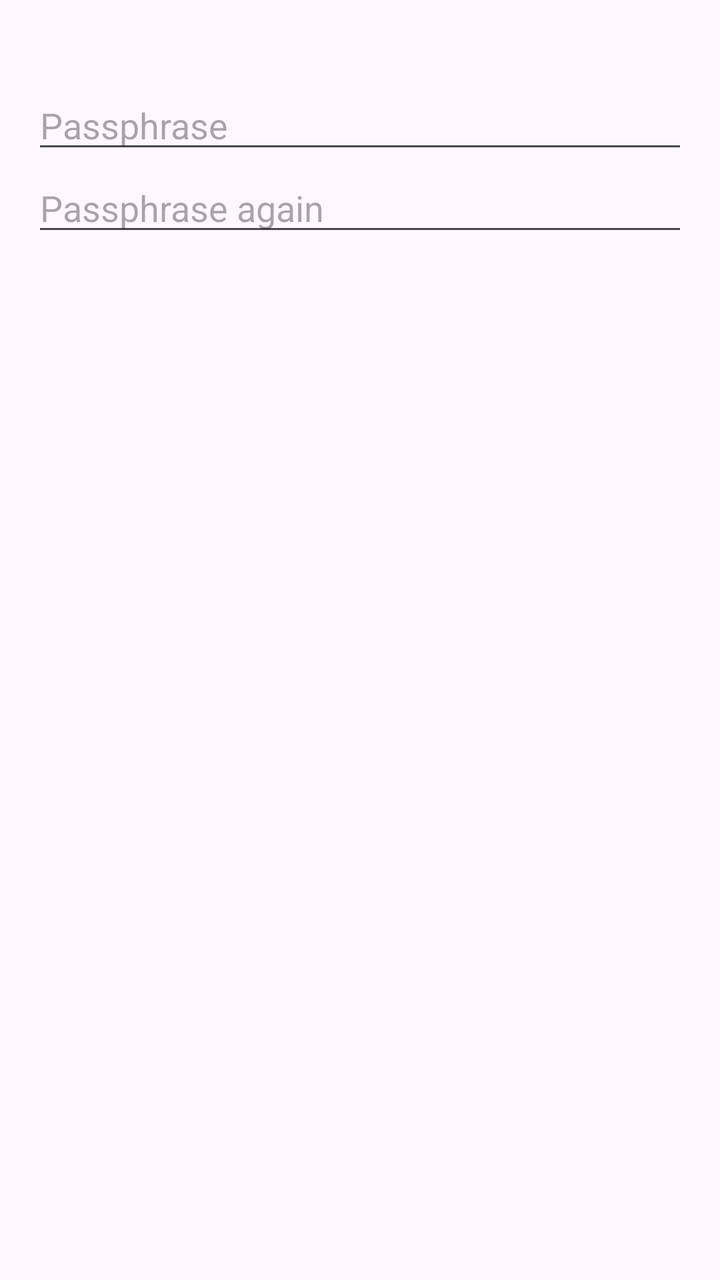
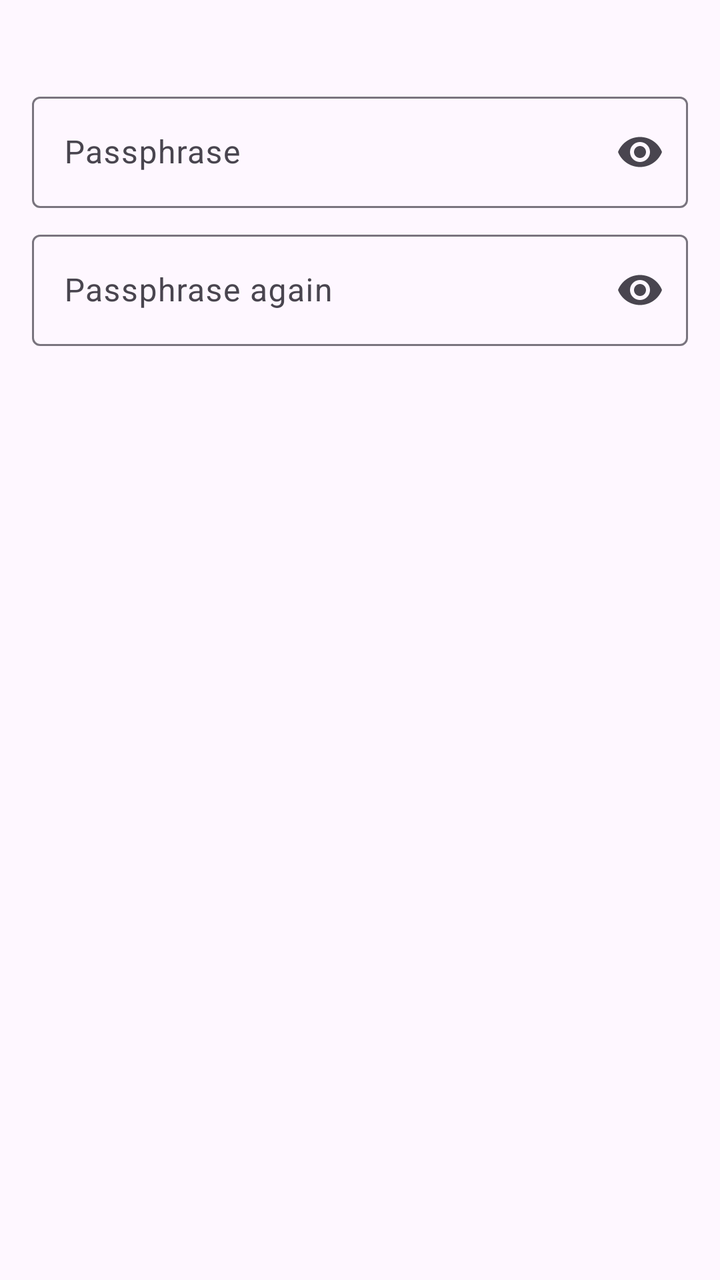

Two renders of the same Android screen: before a commit and after it. Below are the layout's source before the change and the commit's diff.
<!-- AndroidManifest.xml: application theme Theme.DavProvider -->
<!-- res/layout/dialog_passphrase.xml -->
<?xml version="1.0" encoding="utf-8"?>
<LinearLayout xmlns:android="http://schemas.android.com/apk/res/android"
    android:layout_width="match_parent"
    android:layout_height="wrap_content"
    android:orientation="vertical"
    android:padding="16dp">

    <TextView
        android:id="@+id/passphrase_note"
        android:layout_width="match_parent"
        android:layout_height="wrap_content"
        android:textAppearance="?attr/textAppearanceBodySmall" />

    <EditText
        android:id="@+id/passphrase_input"
        android:layout_width="match_parent"
        android:layout_height="wrap_content"
        android:layout_marginTop="8dp"
        android:hint="@string/export_passphrase"
        android:importantForAutofill="no"
        android:inputType="textPassword"
        android:maxLines="1" />

    <EditText
        android:id="@+id/passphrase_repeat"
        android:layout_width="match_parent"
        android:layout_height="wrap_content"
        android:hint="@string/export_passphrase_repeat"
        android:importantForAutofill="no"
        android:inputType="textPassword"
        android:maxLines="1" />

</LinearLayout>
<!-- resources referenced by this layout -->
<resources>
  <string name="export_passphrase">Passphrase</string>
  <string name="export_passphrase_repeat">Passphrase again</string>
  <style name="Theme.DavProvider" parent="Theme.Material3.DayNight.NoActionBar">
          <item name="android:windowLightStatusBar">true</item>
          <item name="android:windowLightNavigationBar">true</item>
      </style>
</resources>

<!-- the commit's change to res/layout/dialog_passphrase.xml (unified diff, before → after) -->
@@ -1,33 +1,55 @@
 <?xml version="1.0" encoding="utf-8"?>
 <LinearLayout xmlns:android="http://schemas.android.com/apk/res/android"
+    xmlns:app="http://schemas.android.com/apk/res-auto"
     android:layout_width="match_parent"
     android:layout_height="wrap_content"
     android:orientation="vertical"
-    android:padding="16dp">
+    android:paddingStart="16dp"
+    android:paddingTop="8dp"
+    android:paddingEnd="16dp"
+    android:paddingBottom="8dp">
 
     <TextView
         android:id="@+id/passphrase_note"
         android:layout_width="match_parent"
         android:layout_height="wrap_content"
-        android:textAppearance="?attr/textAppearanceBodySmall" />
+        android:textAppearance="?attr/textAppearanceBodyMedium"
+        android:textColor="?attr/colorOnSurfaceVariant" />
 
-    <EditText
-        android:id="@+id/passphrase_input"
+    <com.google.android.material.textfield.TextInputLayout
+        android:id="@+id/passphrase_input_box"
+        android:layout_width="match_parent"
+        android:layout_height="wrap_content"
+        android:layout_marginTop="16dp"
+        android:hint="@string/export_passphrase"
+        app:endIconMode="password_toggle">
+
+        <com.google.android.material.textfield.TextInputEditText
+            android:id="@+id/passphrase_input"
+            android:layout_width="match_parent"
+            android:layout_height="wrap_content"
+            android:importantForAutofill="no"
+            android:inputType="textPassword"
+            android:maxLines="1" />
+
+    </com.google.android.material.textfield.TextInputLayout>
+
+    <com.google.android.material.textfield.TextInputLayout
+        android:id="@+id/passphrase_repeat_box"
         android:layout_width="match_parent"
         android:layout_height="wrap_content"
         android:layout_marginTop="8dp"
-        android:hint="@string/export_passphrase"
-        android:importantForAutofill="no"
-        android:inputType="textPassword"
-        android:maxLines="1" />
+        android:hint="@string/export_passphrase_repeat"
+        app:endIconMode="password_toggle">
 
-    <EditText
-        android:id="@+id/passphrase_repeat"
-        android:layout_width="match_parent"
-        android:layout_height="wrap_content"
-        android:hint="@string/export_passphrase_repeat"
-        android:importantForAutofill="no"
-        android:inputType="textPassword"
-        android:maxLines="1" />
+        <com.google.android.material.textfield.TextInputEditText
+            android:id="@+id/passphrase_repeat"
+            android:layout_width="match_parent"
+            android:layout_height="wrap_content"
+            android:importantForAutofill="no"
+            android:inputType="textPassword"
+            android:maxLines="1" />
+
+    </com.google.android.material.textfield.TextInputLayout>
 
 </LinearLayout>
